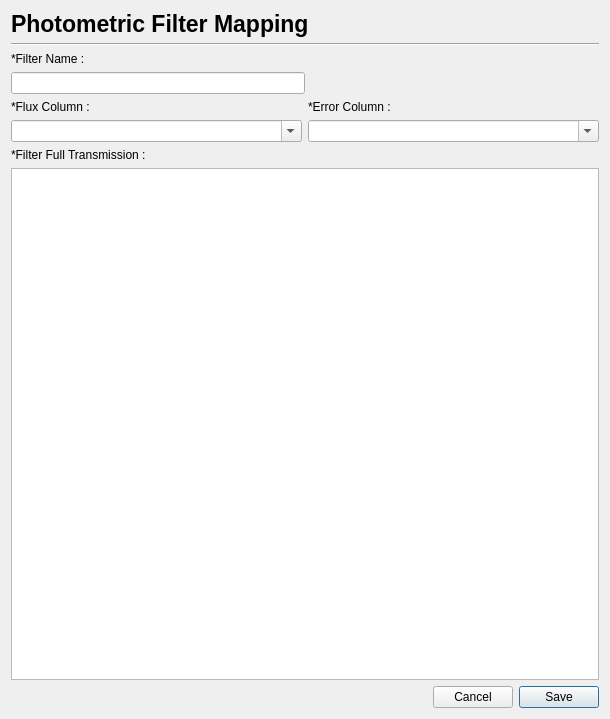
First picture: the form in PhzQtUI/auxdir/PhzQtUI/DialogFilterMapping.ui, repository astrorama/Phosphoros, before the edit.
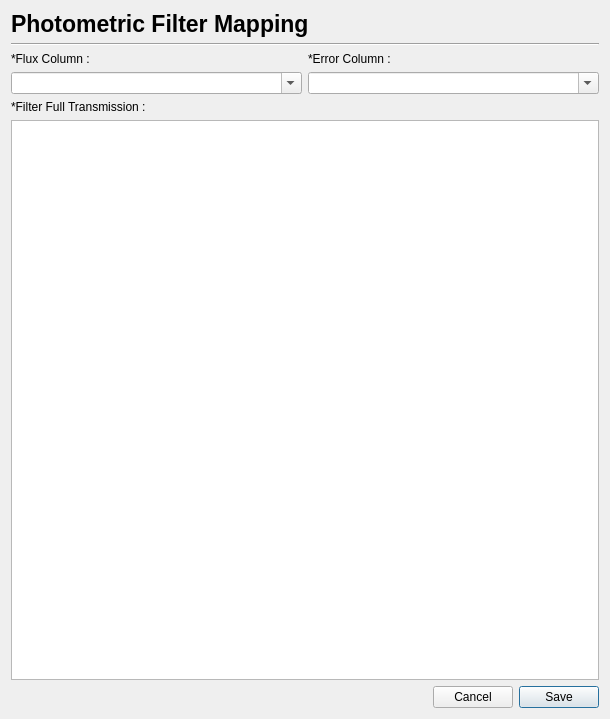
Second picture: the form after the edit.

```diff
--- a/PhzQtUI/auxdir/PhzQtUI/DialogFilterMapping.ui
+++ b/PhzQtUI/auxdir/PhzQtUI/DialogFilterMapping.ui
@@ -52,37 +52,6 @@
      </property>
     </widget>
    </item>
-   <item>
-    <layout class="QHBoxLayout" name="horizontalLayout_3">
-     <item>
-      <layout class="QVBoxLayout" name="verticalLayout_3">
-       <item>
-        <widget class="QLabel" name="label">
-         <property name="text">
-          <string>*Filter Name :</string>
-         </property>
-        </widget>
-       </item>
-       <item>
-        <widget class="QLineEdit" name="txt_name"/>
-       </item>
-      </layout>
-     </item>
-     <item>
-      <spacer name="horizontalSpacer">
-       <property name="orientation">
-        <enum>Qt::Horizontal</enum>
-       </property>
-       <property name="sizeHint" stdset="0">
-        <size>
-         <width>40</width>
-         <height>20</height>
-        </size>
-       </property>
-      </spacer>
-     </item>
-    </layout>
-   </item>
    <item>
     <layout class="QHBoxLayout" name="horizontalLayout">
      <item>
```
